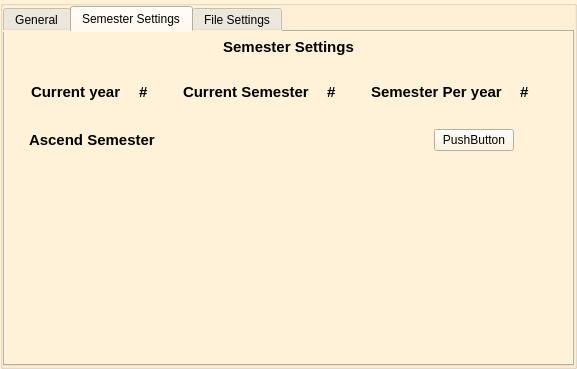
Above: main_shit/settings_page.ui from Deatrax/ordo before the change. Below: the same form after it.
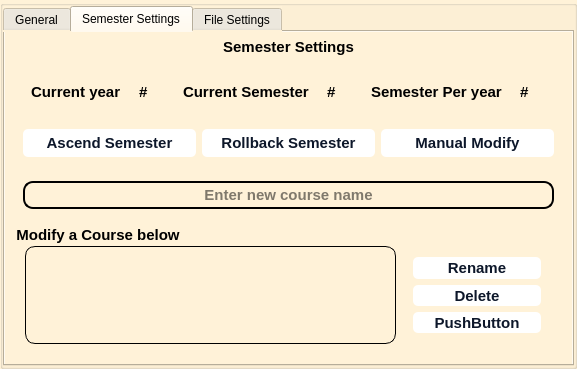
That is the form after the change.

Commit message: owrked mor eon the settings menu

```diff
--- a/main_shit/settings_page.ui
+++ b/main_shit/settings_page.ui
@@ -481,50 +481,215 @@
                </property>
                <layout class="QHBoxLayout" name="horizontalLayout_7">
                 <item>
-                 <widget class="QLabel" name="label_6">
+                 <widget class="QPushButton" name="ascendSemesterButton">
+                  <property name="styleSheet">
+                   <string notr="true">QPushButton {
+  background-color: #fff;
+  border: 0 solid #e2e8f0;
+  border-radius: 5px;
+  color: #0d172a;
+  font-family: &quot;Basier circle&quot;,-apple-system,system-ui,&quot;Segoe UI&quot;,Roboto,&quot;Helvetica Neue&quot;,Arial,&quot;Noto Sans&quot;,sans-serif,&quot;Apple Color Emoji&quot;,&quot;Segoe UI Emoji&quot;,&quot;Segoe UI Symbol&quot;,&quot;Noto Color Emoji&quot;;
+  font-size: 15px;
+  font-weight: 600;
+  line-height: 1;
+  padding: 5px 5px;
+  text-align: center;
+  text-decoration:none #0d172a solid;
+}
+
+QPushButton:hover {
+  background-color: #221D23;
+  color: #fff;
+}
+
+</string>
+                  </property>
+                  <property name="text">
+                   <string>Ascend Semester</string>
+                  </property>
+                 </widget>
+                </item>
+                <item>
+                 <widget class="QPushButton" name="rollBackSemester">
+                  <property name="styleSheet">
+                   <string notr="true">QPushButton {
+  background-color: #fff;
+  border: 0 solid #e2e8f0;
+  border-radius: 5px;
+  color: #0d172a;
+  font-family: &quot;Basier circle&quot;,-apple-system,system-ui,&quot;Segoe UI&quot;,Roboto,&quot;Helvetica Neue&quot;,Arial,&quot;Noto Sans&quot;,sans-serif,&quot;Apple Color Emoji&quot;,&quot;Segoe UI Emoji&quot;,&quot;Segoe UI Symbol&quot;,&quot;Noto Color Emoji&quot;;
+  font-size: 15px;
+  font-weight: 600;
+  line-height: 1;
+  padding: 5px 5px;
+  text-align: center;
+  text-decoration:none #0d172a solid;
+}
+
+QPushButton:hover {
+  background-color: #221D23;
+  color: #fff;
+}
+
+</string>
+                  </property>
+                  <property name="text">
+                   <string>Rollback Semester</string>
+                  </property>
+                 </widget>
+                </item>
+                <item>
+                 <widget class="QPushButton" name="pushButton_6">
+                  <property name="styleSheet">
+                   <string notr="true">QPushButton {
+  background-color: #fff;
+  border: 0 solid #e2e8f0;
+  border-radius: 5px;
+  color: #0d172a;
+  font-family: &quot;Basier circle&quot;,-apple-system,system-ui,&quot;Segoe UI&quot;,Roboto,&quot;Helvetica Neue&quot;,Arial,&quot;Noto Sans&quot;,sans-serif,&quot;Apple Color Emoji&quot;,&quot;Segoe UI Emoji&quot;,&quot;Segoe UI Symbol&quot;,&quot;Noto Color Emoji&quot;;
+  font-size: 15px;
+  font-weight: 600;
+  line-height: 1;
+  padding: 5px 5px;
+  text-align: center;
+  text-decoration:none #0d172a solid;
+}
+
+QPushButton:hover {
+  background-color: #221D23;
+  color: #fff;
+}
+
+</string>
+                  </property>
+                  <property name="text">
+                   <string>Manual Modify</string>
+                  </property>
+                 </widget>
+                </item>
+               </layout>
+              </widget>
+             </item>
+             <item>
+              <widget class="QGroupBox" name="courseNameGroupBox">
+               <property name="title">
+                <string/>
+               </property>
+               <property name="alignment">
+                <set>Qt::AlignCenter</set>
+               </property>
+               <layout class="QHBoxLayout" name="horizontalLayout_9">
+                <item>
+                 <widget class="QLineEdit" name="lineEdit">
+                  <property name="styleSheet">
+                   <string notr="true">border:2px solid black;
+border-radius: 10px;
+font-size: 15px;
+  font-weight: 600;
+  line-height: 1;
+  padding: 2px 2px;</string>
+                  </property>
+                  <property name="alignment">
+                   <set>Qt::AlignCenter</set>
+                  </property>
+                  <property name="placeholderText">
+                   <string>Enter new course name</string>
+                  </property>
+                 </widget>
+                </item>
+               </layout>
+              </widget>
+             </item>
+             <item>
+              <widget class="QGroupBox" name="groupBox_7">
+               <property name="styleSheet">
+                <string notr="true">border:0px solid black;
+border-radius: 10px;
+font-size: 15px;
+  font-weight: 600;
+  line-height: 1;
+  padding: 2px 2px;
+color:black;
+</string>
+               </property>
+               <property name="title">
+                <string>Modify a Course below</string>
+               </property>
+               <layout class="QHBoxLayout" name="horizontalLayout_8">
+                <property name="topMargin">
+                 <number>20</number>
+                </property>
+                <item>
+                 <widget class="QListWidget" name="listWidget">
+                  <property name="styleSheet">
+                   <string notr="true">border:1px solid black;
+border-radius:10px;</string>
+                  </property>
+                 </widget>
+                </item>
+                <item>
+                 <widget class="QGroupBox" name="groupBox_8">
                   <property name="sizePolicy">
-                   <sizepolicy hsizetype="Expanding" vsizetype="Preferred">
+                   <sizepolicy hsizetype="Minimum" vsizetype="Preferred">
                     <horstretch>0</horstretch>
                     <verstretch>0</verstretch>
                    </sizepolicy>
                   </property>
-                  <property name="styleSheet">
-                   <string notr="true">border:0px solid black;
-border-radius: 10px;
-font-size: 15px;
-  font-weight: 600;
-  line-height: 1;
-  padding: 2px 2px;
-color:black;
-</string>
-                  </property>
-                  <property name="text">
-                   <string>Ascend Semester</string>
-                  </property>
-                 </widget>
-                </item>
-                <item>
-                 <widget class="QPushButton" name="ascendSemesterButton">
-                  <property name="text">
-                   <string>PushButton</string>
-                  </property>
-                 </widget>
-                </item>
-                <item>
-                 <spacer name="horizontalSpacer_3">
-                  <property name="orientation">
-                   <enum>Qt::Horizontal</enum>
-                  </property>
-                  <property name="sizeType">
-                   <enum>QSizePolicy::Minimum</enum>
-                  </property>
-                  <property name="sizeHint" stdset="0">
+                  <property name="minimumSize">
                    <size>
-                    <width>40</width>
-                    <height>20</height>
+                    <width>150</width>
+                    <height>0</height>
                    </size>
                   </property>
-                 </spacer>
+                  <property name="styleSheet">
+                   <string notr="true">QPushButton {
+  background-color: #fff;
+  border: 0 solid #e2e8f0;
+  border-radius: 5px;
+  color: #0d172a;
+  font-family: &quot;Basier circle&quot;,-apple-system,system-ui,&quot;Segoe UI&quot;,Roboto,&quot;Helvetica Neue&quot;,Arial,&quot;Noto Sans&quot;,sans-serif,&quot;Apple Color Emoji&quot;,&quot;Segoe UI Emoji&quot;,&quot;Segoe UI Symbol&quot;,&quot;Noto Color Emoji&quot;;
+  font-size: 15px;
+  font-weight: 600;
+  line-height: 1;
+  padding: 5px 5px;
+  text-align: center;
+  text-decoration:none #0d172a solid;
+}
+
+QPushButton:hover {
+  background-color: #221D23;
+  color: #fff;
+}
+
+</string>
+                  </property>
+                  <property name="title">
+                   <string/>
+                  </property>
+                  <layout class="QVBoxLayout" name="verticalLayout_6">
+                   <item>
+                    <widget class="QPushButton" name="courseSettingRename">
+                     <property name="text">
+                      <string>Rename</string>
+                     </property>
+                    </widget>
+                   </item>
+                   <item>
+                    <widget class="QPushButton" name="courseSettingDelete">
+                     <property name="text">
+                      <string>Delete</string>
+                     </property>
+                    </widget>
+                   </item>
+                   <item>
+                    <widget class="QPushButton" name="courseSettingExtra">
+                     <property name="text">
+                      <string>PushButton</string>
+                     </property>
+                    </widget>
+                   </item>
+                  </layout>
+                 </widget>
                 </item>
                </layout>
               </widget>
```
The commit also changes 3 other files.
